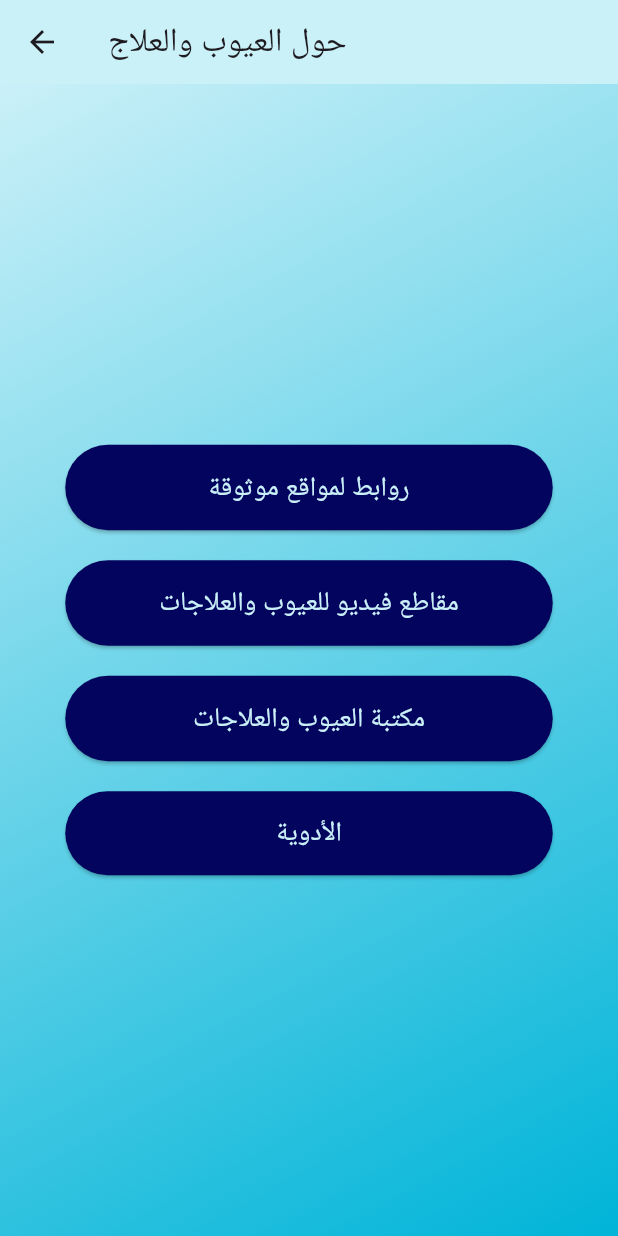
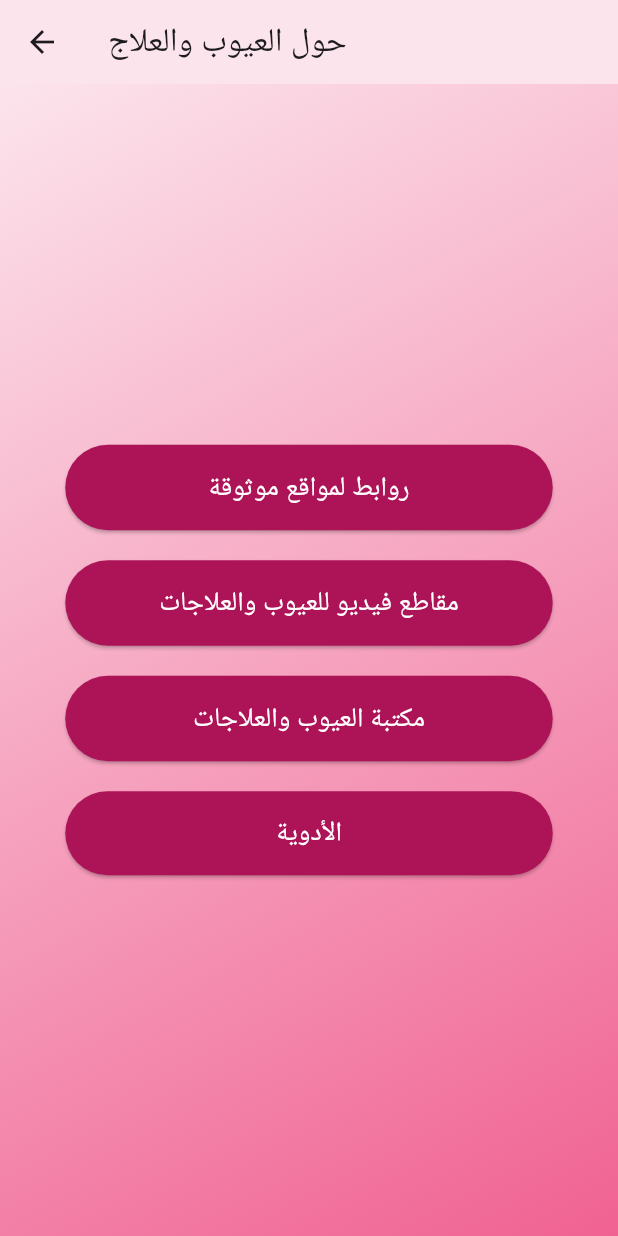
Before and after one commit to aymanabdeenn/health_hearts_at_home, a Flutter app: the AboutChdAndTreatmentMenu screen opened directly with empty values, on a phone screen of 412 x 824 dp. Run offline on Flutter 3.47's test engine with Material 3 defaults, Android fonts, the phone set to English and light mode, and no system bars; our stand-ins replace flutter_secure_storage, google_fonts; accounts and stored records are empty.

Commit message:
done all8

```diff
--- a/frontend/hhah/lib/colors/app_colors.dart
+++ b/frontend/hhah/lib/colors/app_colors.dart
@@ -1,8 +1,8 @@
 import 'package:flutter/material.dart';
 
 class AppColors {
-  static Color primaryBGColor = Color.fromARGB(255, 202, 240, 248);
-  static Color secondaryBGColor = Color.fromARGB(255, 0, 180, 216);
-  static Color tertiaryBGColor = Color.fromARGB(255, 3, 4, 94);
-  static Color textColor = const Color.fromARGB(255, 202, 240, 248);
+  static Color primaryBGColor = const Color(0xFFFCE4EC);
+  static Color secondaryBGColor = const Color(0xFFF06292);
+  static Color tertiaryBGColor = const Color(0xFFAD1457);
+  static Color textColor = Colors.white;
 }
```
Also changed, not shown: frontend/hhah/lib/hhah.dart (+15 -11 lines).
